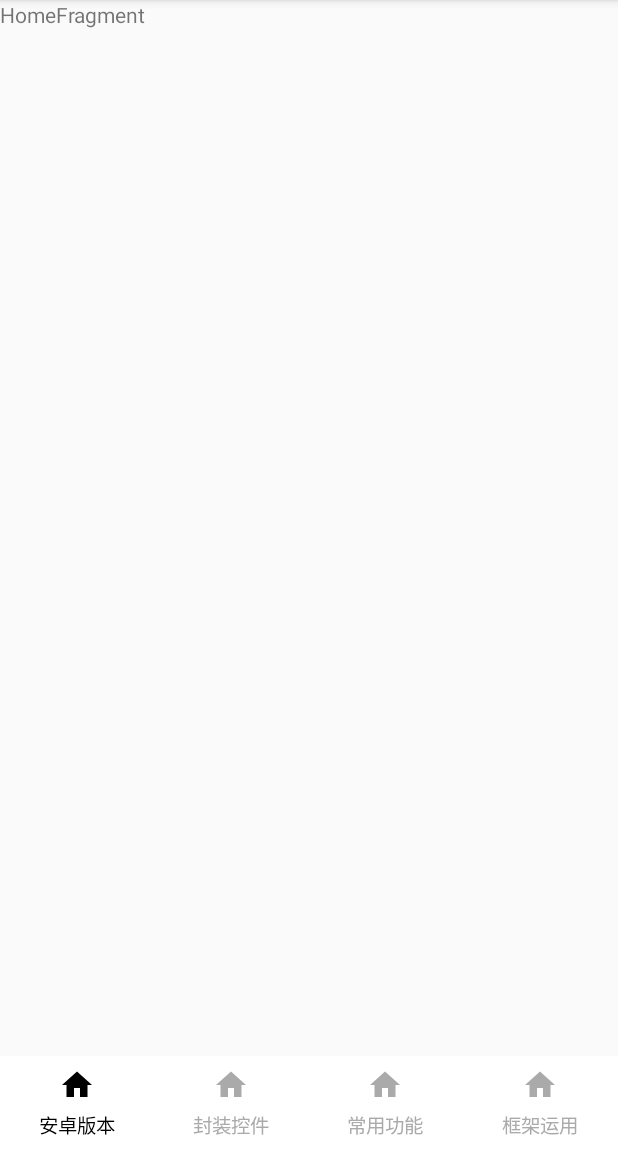
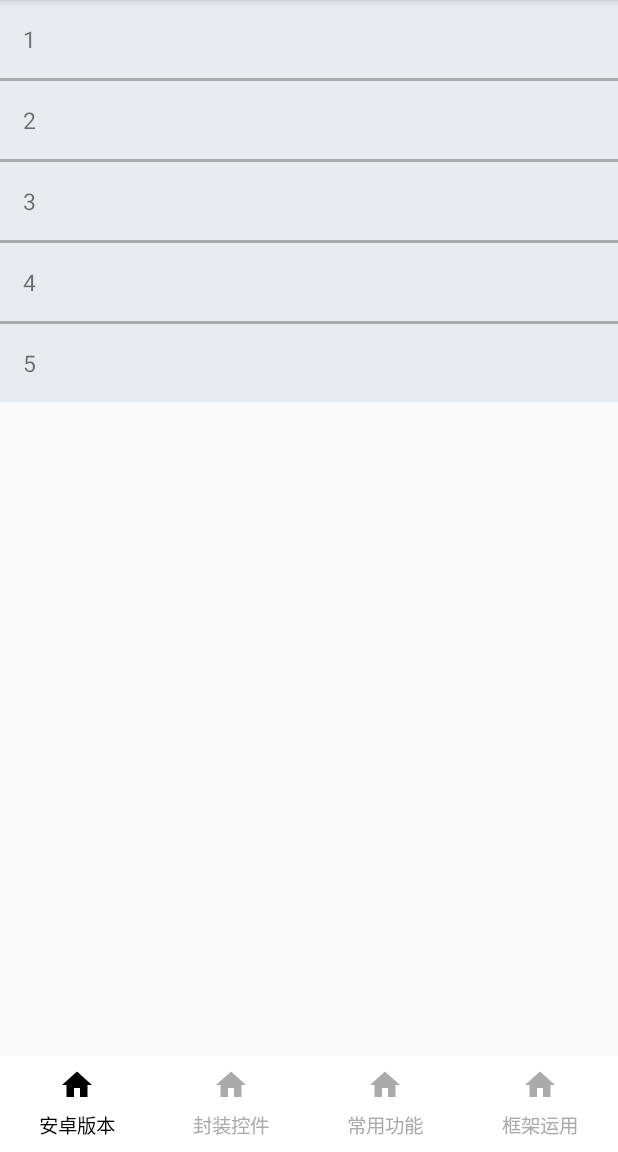
Before and after one commit to SZITTom/Android-LearningGrowth, an Android app: the screen it shows after launch (MainActivity), on a phone screen of 412 x 824 dp, the part 84-1236 px from its top. Run offline under Robolectric (Android 15) with nearby library versions, the phone set to English and light mode, and no system bars; our stand-ins replace ButterKnife.

```diff
--- a/app/src/main/java/com/yun/android_learninggrowth/view/fragment/CommonFunFragment.java
+++ b/app/src/main/java/com/yun/android_learninggrowth/view/fragment/CommonFunFragment.java
@@ -12,12 +12,16 @@ import com.yun.android_learninggrowth.adapter.TextAdapter;
 import com.yun.android_learninggrowth.base.BaseFragment;
 import com.yun.android_learninggrowth.utils.JumpActivityHelper;
 import com.yun.android_learninggrowth.view.activity.DebounceClickActivity;
+import com.yun.android_learninggrowth.view.activity.WakeUpActivity;
 
 import java.util.ArrayList;
 import java.util.List;
 
 import butterknife.BindView;
 
+/**
+ * 常用的功能
+ */
 public class CommonFunFragment extends BaseFragment {
 
 
@@ -56,7 +60,7 @@ public class CommonFunFragment extends BaseFragment {
     protected void initView() {
         List<String> datas = new ArrayList<>();
         datas.add("手机验证码，延时60秒实现");
-        datas.add("2");
+        datas.add("Android保持屏幕常亮唤醒状态");
         datas.add("3");
         datas.add("4");
         TextAdapter textAdapter = new TextAdapter(getActivity(), datas);
@@ -71,6 +75,9 @@ public class CommonFunFragment extends BaseFragment {
                 switch (position){
                     case 0://手机验证码
                         JumpActivityHelper.jumpActivity(getActivity(), DebounceClickActivity.class);
+                        break;
+                    case 1://Android保持屏幕常亮唤醒状态
+                        JumpActivityHelper.jumpActivity(getActivity(), WakeUpActivity.class);
                         break;
                 }
             }
--- a/app/src/main/java/com/yun/android_learninggrowth/view/fragment/ControlsFragment.java
+++ b/app/src/main/java/com/yun/android_learninggrowth/view/fragment/ControlsFragment.java
@@ -1,19 +1,26 @@
 package com.yun.android_learninggrowth.view.fragment;
 
 
-import android.os.Bundle;
-import android.support.v4.app.Fragment;
-import android.view.LayoutInflater;
 import android.view.View;
-import android.view.ViewGroup;
+import android.widget.AdapterView;
+import android.widget.ListView;
 
 import com.yun.android_learninggrowth.R;
+import com.yun.android_learninggrowth.adapter.TextAdapter;
+import com.yun.android_learninggrowth.base.BaseFragment;
+
+import java.util.ArrayList;
+import java.util.List;
+
+import butterknife.BindView;
 
 /**
- * A simple {@link Fragment} subclass.
+ * 封装的控件.
  */
-public class ControlsFragment extends Fragment {
+public class ControlsFragment extends BaseFragment {
 
+    @BindView(R.id.con_listview)
+    ListView mListView;
 
     public ControlsFragment() {
         // Required empty public constructor
@@ -25,10 +32,40 @@ public class ControlsFragment extends Fragment {
     }
 
     @Override
-    public View onCreateView(LayoutInflater inflater, ViewGroup container,
-                             Bundle savedInstanceState) {
-        // Inflate the layout for this fragment
-        return inflater.inflate(R.layout.fragment_controls, container, false);
+    protected int getContentViewId() {
+        return R.layout.fragment_controls;
+    }
+
+    @Override
+    protected void initView() {
+        List<String> datas = new ArrayList<>();
+        datas.add("1");
+        datas.add("2");
+        datas.add("3");
+        datas.add("4");
+        datas.add("5");
+        TextAdapter textAdapter = new TextAdapter(getActivity(), datas);
+        mListView.setAdapter(textAdapter);
+    }
+
+    @Override
+    protected void initListeren() {
+        mListView.setOnItemClickListener(new AdapterView.OnItemClickListener() {
+            @Override
+            public void onItemClick(AdapterView<?> parent, View view, int position, long id) {
+                switch (position) {
+                    case 0:
+                        break;
+                    case 1:
+                        break;
+                }
+            }
+        });
+    }
+
+    @Override
+    protected void initData() {
+
     }
 
 
--- a/app/src/main/java/com/yun/android_learninggrowth/view/fragment/FrameUseFragment.java
+++ b/app/src/main/java/com/yun/android_learninggrowth/view/fragment/FrameUseFragment.java
@@ -1,19 +1,26 @@
 package com.yun.android_learninggrowth.view.fragment;
 
 
-import android.os.Bundle;
-import android.support.v4.app.Fragment;
-import android.view.LayoutInflater;
 import android.view.View;
-import android.view.ViewGroup;
+import android.widget.AdapterView;
+import android.widget.ListView;
 
 import com.yun.android_learninggrowth.R;
+import com.yun.android_learninggrowth.adapter.TextAdapter;
+import com.yun.android_learninggrowth.base.BaseFragment;
+
+import java.util.ArrayList;
+import java.util.List;
+
+import butterknife.BindView;
 
 /**
- * A simple {@link Fragment} subclass.
+ * 框架的运用.
  */
-public class FrameUseFragment extends Fragment {
+public class FrameUseFragment extends BaseFragment {
 
+    @BindView(R.id.fra_listview)
+    ListView mListView;
 
     public FrameUseFragment() {
     }
@@ -24,11 +31,42 @@ public class FrameUseFragment extends Fragment {
     }
 
     @Override
-    public View onCreateView(LayoutInflater inflater, ViewGroup container,
-                             Bundle savedInstanceState) {
-        // Inflate the layout for this fragment
-        return inflater.inflate(R.layout.fragment_frame_use, container, false);
+    protected int getContentViewId() {
+        return R.layout.fragment_frame_use;
+    }
+
+    @Override
+    protected void initView() {
+        List<String> datas = new ArrayList<>();
+        datas.add("1");
+        datas.add("2");
+        datas.add("3");
+        datas.add("4");
+        datas.add("5");
+        TextAdapter textAdapter = new TextAdapter(getActivity(), datas);
+        mListView.setAdapter(textAdapter);
+    }
+
+    @Override
+    protected void initListeren() {
+        mListView.setOnItemClickListener(new AdapterView.OnItemClickListener() {
+            @Override
+            public void onItemClick(AdapterView<?> parent, View view, int position, long id) {
+                switch (position) {
+                    case 0:
+                        break;
+                    case 1:
+                        break;
+                }
+            }
+        });
+    }
+
+    @Override
+    protected void initData() {
+
     }
 
 
+
 }
--- a/app/src/main/java/com/yun/android_learninggrowth/view/fragment/HomeFragment.java
+++ b/app/src/main/java/com/yun/android_learninggrowth/view/fragment/HomeFragment.java
@@ -7,23 +7,69 @@ import android.support.v4.app.Fragment;
 import android.view.LayoutInflater;
 import android.view.View;
 import android.view.ViewGroup;
+import android.widget.AdapterView;
+import android.widget.ListView;
 
 import com.yun.android_learninggrowth.R;
+import com.yun.android_learninggrowth.adapter.TextAdapter;
+import com.yun.android_learninggrowth.base.BaseFragment;
+
+import java.util.ArrayList;
+import java.util.List;
+
+import butterknife.BindView;
 
 /**
- * A simple {@link Fragment} subclass.
+ * 安卓版本新功能
  */
-public class HomeFragment extends Fragment {
+public class HomeFragment extends BaseFragment {
 
+    @BindView(R.id.home_listview)
+    ListView mListView;
 
     public HomeFragment() {
     }
 
+    public static HomeFragment newInstance(String tabTitle) {
+        HomeFragment fragment = new HomeFragment();
+        return fragment;
+    }
 
     @Override
-    public View onCreateView(LayoutInflater inflater, ViewGroup container,
-                             Bundle savedInstanceState) {
-        return inflater.inflate(R.layout.fragment_home, container, false);
+    protected int getContentViewId() {
+        return R.layout.fragment_home;
+    }
+
+    @Override
+    protected void initView() {
+        List<String> datas = new ArrayList<>();
+        datas.add("1");
+        datas.add("2");
+        datas.add("3");
+        datas.add("4");
+        datas.add("5");
+        TextAdapter textAdapter = new TextAdapter(getActivity(), datas);
+        mListView.setAdapter(textAdapter);
+    }
+
+    @Override
+    protected void initListeren() {
+        mListView.setOnItemClickListener(new AdapterView.OnItemClickListener() {
+            @Override
+            public void onItemClick(AdapterView<?> parent, View view, int position, long id) {
+                switch (position) {
+                    case 0:
+                        break;
+                    case 1:
+                        break;
+                }
+            }
+        });
+    }
+
+    @Override
+    protected void initData() {
+
     }
 
     @Override
@@ -32,8 +78,5 @@ public class HomeFragment extends Fragment {
 
     }
 
-    public static HomeFragment newInstance(String tabTitle) {
-        HomeFragment fragment = new HomeFragment();
-        return fragment;
-    }
+
 }
--- a/app/src/main/res/layout/fragment_common_fun.xml
+++ b/app/src/main/res/layout/fragment_common_fun.xml
@@ -10,6 +10,7 @@
         android:id="@+id/fun_listview"
         android:layout_width="match_parent"
         android:layout_height="wrap_content"
+        android:background="@color/page_color"
         android:cacheColorHint="#00000000"
         android:divider="@android:color/darker_gray"
         android:dividerHeight="2dp"
--- a/app/src/main/res/layout/fragment_home.xml
+++ b/app/src/main/res/layout/fragment_home.xml
@@ -4,9 +4,18 @@
     android:layout_height="match_parent"
     tools:context="com.yun.android_learninggrowth.view.fragment.HomeFragment">
 
-    <TextView
+    <ListView
+        android:id="@+id/home_listview"
         android:layout_width="match_parent"
-        android:layout_height="match_parent"
-        android:text="HomeFragment" />
+        android:layout_height="wrap_content"
+        android:background="@color/page_color"
+        android:cacheColorHint="#00000000"
+        android:divider="@android:color/darker_gray"
+        android:dividerHeight="2dp"
+        android:fadingEdge="none"
+        android:fastScrollEnabled="false"
+        android:footerDividersEnabled="true"
+        android:headerDividersEnabled="true"
+        android:listSelector="#00000000" />
 
 </FrameLayout>
```
Also changed, not shown: app/build.gradle (+7 -7 lines), app/src/main/AndroidManifest.xml (+24 -4 lines), app/src/main/java/com/yun/android_learninggrowth/service/PollingService.java (added, +138 -0 lines), app/src/main/java/com/yun/android_learninggrowth/utils/PollingUtils.java (added, +47 -0 lines), app/src/main/java/com/yun/android_learninggrowth/view/MainActivity.java (+26 -0 lines), app/src/main/java/com/yun/android_learninggrowth/view/activity/MessageActivity.java (added, +18 -0 lines), app/src/main/java/com/yun/android_learninggrowth/view/activity/WakeUpActivity.java (added, +77 -0 lines), app/src/main/res/layout/activity_message.xml (added, +24 -0 lines), app/src/main/res/layout/activity_wake_up.xml (added, +25 -0 lines), app/src/main/res/layout/fragment_controls.xml (+12 -3 lines), app/src/main/res/layout/fragment_frame_use.xml (+13 -5 lines).
